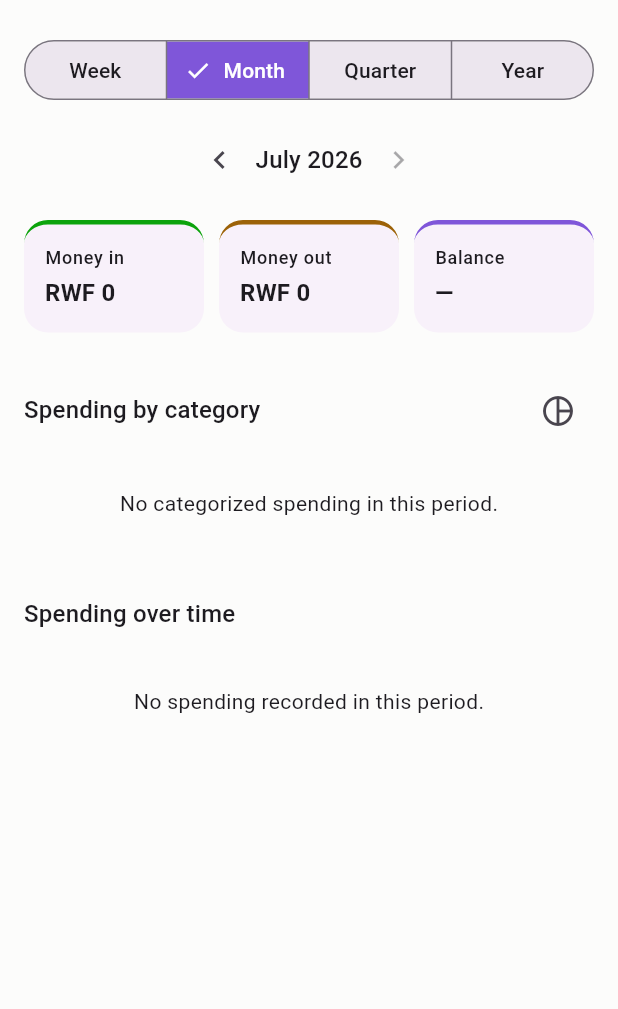
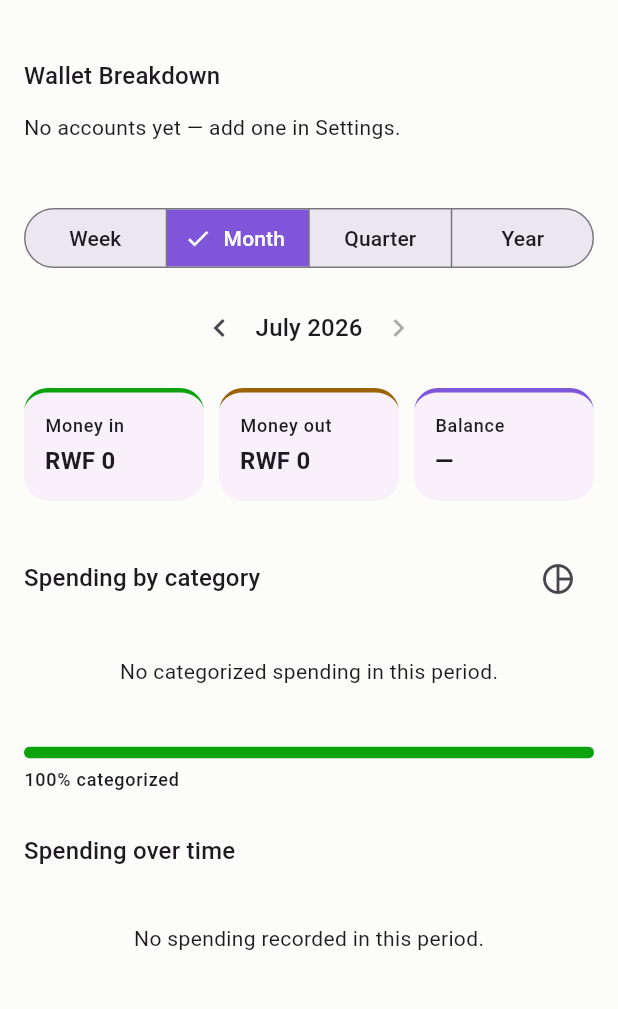
Before and after one commit to Illustre13/menyaKash, a Flutter app: the DashboardScreen screen opened directly with empty values, after a tap on the "bar chart" icon, on a phone screen of 412 x 824 dp, the part 62-1071 px from its top. Run offline on Flutter 3.47's test engine with Material 3 defaults, Android fonts, the phone set to English and light mode, and no system bars; our stand-ins replace drift, drift_flutter, flutter_contacts, local_auth, permission_handler; missing offline and left inert: telephony; accounts and stored records are empty; generated files the repository leaves out were written again.

Commit message:
feat(dashboard): add total balance, wallet breakdown, and categorization progress
Redesign dashboard experience with total balance overview, wallet breakdown, and transaction categorization progress.

Integrate account summaries and analytics-based review tracking to provide users with clearer financial insights and easier access to pending transaction reviews.

```diff
--- a/lib/analytics/analytics_service.dart
+++ b/lib/analytics/analytics_service.dart
@@ -47,6 +47,27 @@ class PeriodComparison {
     if (previous.totalOut == 0) return null;
     return (current.totalOut - previous.totalOut) / previous.totalOut;
   }
+}
+
+/// How much of the transaction history still needs manual review — the
+/// dashboard's "X% categorized / Y need review" indicator (spec Phase
+/// 8), replacing the old plain "All Uncategorized" framing. Counts
+/// transactions, not summed amounts: the spec's own framing describes
+/// a review workload ("how many taps are left"), not a spend-magnitude
+/// metric — one large uncategorized rent payment shouldn't make this
+/// look worse than ten small uncategorized purchases when the actual
+/// task is the same either way.
+class CategorizationRatio {
+  const CategorizationRatio({required this.categorized, required this.total});
+
+  final int categorized;
+  final int total;
+
+  /// 1.0 when there are no transactions at all — an empty ledger has
+  /// nothing left to review, not "0% done".
+  double get ratio => total == 0 ? 1.0 : categorized / total;
+
+  int get needsReviewCount => total - categorized;
 }
 
 const _outboundTypes = {
@@ -239,6 +260,34 @@ class AnalyticsService {
         .toList();
   }
 
+  /// Counts categorized vs. total transactions, scoped to [period] if
+  /// given. Deliberately includes internal-transfer transactions in
+  /// the denominator (unlike [summary]/[spendByCategory]/etc.) — a
+  /// transfer never needs a spending category, but it's still a real
+  /// ledger row, and this metric is about "how much of my data is
+  /// triaged," not "how much did I spend."
+  Future<CategorizationRatio> categorizationRatio({Period? period}) async {
+    final totalQuery = _db.selectOnly(_db.transactions)
+      ..addColumns([_db.transactions.id.count()]);
+    final categorizedQuery = _db.selectOnly(_db.transactions)
+      ..addColumns([_db.transactions.id.count()])
+      ..where(_db.transactions.categoryId.isNotNull());
+
+    if (period != null) {
+      final inPeriod = _db.transactions.timestamp.isBiggerOrEqualValue(period.start) &
+          _db.transactions.timestamp.isSmallerThanValue(period.end);
+      totalQuery.where(inPeriod);
+      categorizedQuery.where(inPeriod);
+    }
+
+    final totalCountExp = _db.transactions.id.count();
+    final total = await totalQuery.map((row) => row.read(totalCountExp)).getSingle();
+    final categorized =
+        await categorizedQuery.map((row) => row.read(totalCountExp)).getSingle();
+
+    return CategorizationRatio(categorized: categorized ?? 0, total: total ?? 0);
+  }
+
   void _applyPeriod(
     SimpleSelectStatement<$TransactionsTable, Transaction> query,
     Period? period,
--- a/lib/main.dart
+++ b/lib/main.dart
@@ -31,7 +31,7 @@ class IMomoApp extends StatelessWidget {
   @override
   Widget build(BuildContext context) {
     return MaterialApp(
-      title: 'i-momo',
+      title: 'Menya Cash',
       theme: AppTheme.light(),
       darkTheme: AppTheme.dark(),
       home: const HomeShell(),
@@ -134,6 +134,7 @@ class _HomeShellState extends State<HomeShell> {
         profileService: _profileService,
         accountsService: _accountsService,
         providerSelectionService: _providerSelectionService,
+        onReviewUncategorized: () => setState(() => _index = 2),
       ),
       PayScreen(
         contactsService: _contactsService,
--- a/lib/main_web.dart
+++ b/lib/main_web.dart
@@ -34,7 +34,7 @@ class IMomoWebDevApp extends StatelessWidget {
   @override
   Widget build(BuildContext context) {
     return MaterialApp(
-      title: 'i-momo (web dev preview)',
+      title: 'Menya Cash (web dev preview)',
       theme: AppTheme.light(),
       darkTheme: AppTheme.dark(),
       home: const WebDevHomeShell(),
@@ -90,6 +90,7 @@ class _WebDevHomeShellState extends State<WebDevHomeShell> {
         profileService: _profileService,
         accountsService: _accountsService,
         providerSelectionService: _providerSelectionService,
+        onReviewUncategorized: () => setState(() => _index = 2),
       ),
       PayScreen(
         contactsService: _contactsService,
@@ -101,7 +102,7 @@ class _WebDevHomeShellState extends State<WebDevHomeShell> {
 
     return Scaffold(
       appBar: AppBar(
-        title: const Text('i-momo — web dev preview'),
+        title: const Text('Menya Cash — web dev preview'),
         backgroundColor: Theme.of(context).colorScheme.errorContainer,
         toolbarHeight: 32,
         titleTextStyle: Theme.of(context).textTheme.labelSmall,
--- /dev/null
+++ b/lib/screens/dashboard/categorization_progress.dart
@@ -0,0 +1,49 @@
+import 'package:flutter/material.dart';
+
+import '../../analytics/analytics_service.dart';
+import '../../theme/app_theme.dart';
+
+/// "X% categorized / Y need review" (spec Phase 8) — replaces the old
+/// plain "All Uncategorized" framing with an actionable progress meter.
+/// Tapping it navigates to [onReview] when there's anything left to
+/// review, turning the metric into an entry point rather than just a
+/// stat.
+class CategorizationProgressBar extends StatelessWidget {
+  const CategorizationProgressBar({
+    super.key,
+    required this.ratio,
+    this.onReview,
+  });
+
+  final CategorizationRatio ratio;
+  final VoidCallback? onReview;
+
+  @override
+  Widget build(BuildContext context) {
+    final needsReview = ratio.needsReviewCount > 0;
+    final scheme = Theme.of(context).colorScheme;
+    final content = Column(
+      crossAxisAlignment: CrossAxisAlignment.start,
+      children: [
+        ClipRRect(
+          borderRadius: BorderRadius.circular(8),
+          child: LinearProgressIndicator(
+            value: ratio.ratio,
+            minHeight: 8,
+            backgroundColor: scheme.surfaceContainerLow,
+            color: AppBrand.statusGood,
+          ),
+        ),
+        const SizedBox(height: 6),
+        Text(
+          '${(ratio.ratio * 100).round()}% categorized'
+          '${needsReview ? ' — ${ratio.needsReviewCount} need review' : ''}',
+          style: Theme.of(context).textTheme.labelMedium,
+        ),
+      ],
+    );
+
+    if (!needsReview || onReview == null) return content;
+    return InkWell(onTap: onReview, borderRadius: BorderRadius.circular(8), child: content);
+  }
+}
--- /dev/null
+++ b/lib/screens/dashboard/overview_card.dart
@@ -0,0 +1,53 @@
+import 'package:flutter/material.dart';
+import 'package:intl/intl.dart';
+
+import '../../accounts/accounts_service.dart';
+
+/// Total balance across every account (spec Phase 8 Overview Card).
+/// Sums only accounts with a known [AccountSummary.currentBalance] —
+/// some providers (Equity, confirmed in docs/SMS_PATTERN_LIBRARY.md)
+/// never report a running balance in their SMS at all, so a null there
+/// means "unknown," not "zero." Silently summing null as 0 would
+/// understate the real total without telling the user; this card
+/// surfaces that gap explicitly instead.
+class OverviewCard extends StatelessWidget {
+  const OverviewCard({super.key, required this.summaries, required this.currency});
+
+  final List<AccountSummary> summaries;
+  final NumberFormat currency;
+
+  @override
+  Widget build(BuildContext context) {
+    if (summaries.isEmpty) return const SizedBox.shrink();
+
+    final total = summaries.fold<double>(0, (sum, s) => sum + (s.currentBalance ?? 0));
+    final hasIncompleteBalance = summaries.any((s) => s.currentBalance == null);
+
+    return Container(
+      width: double.infinity,
+      padding: const EdgeInsets.all(18),
+      decoration: BoxDecoration(
+        color: Theme.of(context).colorScheme.surfaceContainerLow,
+        borderRadius: BorderRadius.circular(18),
+      ),
+      child: Column(
+        crossAxisAlignment: CrossAxisAlignment.start,
+        children: [
+          Text('Total Balance', style: Theme.of(context).textTheme.labelMedium),
+          const SizedBox(height: 6),
+          Text(
+            currency.format(total),
+            style: Theme.of(context).textTheme.headlineMedium?.copyWith(fontWeight: FontWeight.w800),
+          ),
+          if (hasIncompleteBalance) ...[
+            const SizedBox(height: 6),
+            Text(
+              'Some accounts don\'t report a running balance — total may be incomplete.',
+              style: Theme.of(context).textTheme.labelSmall,
+            ),
+          ],
+        ],
+      ),
+    );
+  }
+}
--- /dev/null
+++ b/lib/screens/dashboard/wallet_breakdown.dart
@@ -0,0 +1,52 @@
+import 'package:flutter/material.dart';
+import 'package:intl/intl.dart';
+
+import '../../accounts/accounts_service.dart';
+
+/// Per-account balances (spec Phase 8 Wallet Breakdown, e.g. "MTN MoMo
+/// 200,000", "Equity 800,000"). Wires an existing, already-correct
+/// read-model (`AccountsService.allAccountSummaries`) into the
+/// dashboard for the first time — no new service code needed here.
+class WalletBreakdownList extends StatelessWidget {
+  const WalletBreakdownList({super.key, required this.summaries, required this.currency});
+
+  final List<AccountSummary> summaries;
+  final NumberFormat currency;
+
+  @override
+  Widget build(BuildContext context) {
+    if (summaries.isEmpty) {
+      return Padding(
+        padding: const EdgeInsets.symmetric(vertical: 12),
+        child: Text(
+          'No accounts yet — add one in Settings.',
+          style: Theme.of(context).textTheme.bodyMedium,
+        ),
+      );
+    }
+
+    return Column(
+      children: summaries.map((summary) {
+        final label = summary.account.label.isNotEmpty
+            ? summary.account.label
+            : summary.providerDisplayName;
+        return Padding(
+          padding: const EdgeInsets.symmetric(vertical: 6),
+          child: Row(
+            children: [
+              Expanded(
+                child: Text(label, style: Theme.of(context).textTheme.bodyMedium),
+              ),
+              Text(
+                summary.currentBalance != null
+                    ? currency.format(summary.currentBalance)
+                    : 'Balance unknown',
+                style: Theme.of(context).textTheme.bodyMedium?.copyWith(fontWeight: FontWeight.w600),
+              ),
+            ],
+          ),
+        );
+      }).toList(),
+    );
+  }
+}
--- a/lib/screens/dashboard_screen.dart
+++ b/lib/screens/dashboard_screen.dart
@@ -9,6 +9,9 @@ import '../analytics/period.dart';
 import '../profile/user_profile_service.dart';
 import '../providers/provider_selection_service.dart';
 import '../theme/app_theme.dart';
+import 'dashboard/categorization_progress.dart';
+import 'dashboard/overview_card.dart';
+import 'dashboard/wallet_breakdown.dart';
 import 'profile/profile_screen.dart';
 
 class DashboardScreen extends StatefulWidget {
@@ -18,12 +21,18 @@ class DashboardScreen extends StatefulWidget {
     required this.profileService,
     required this.accountsService,
     required this.providerSelectionService,
+    this.onReviewUncategorized,
   });
 
   final AnalyticsService analytics;
   final UserProfileService profileService;
   final AccountsService accountsService;
   final ProviderSelectionService providerSelectionService;
+
+  /// Called when the categorization-progress indicator is tapped —
+  /// wired by `HomeShell` to switch to the Categorize tab, since
+  /// `DashboardScreen` doesn't own the bottom-nav index itself.
+  final VoidCallback? onReviewUncategorized;
 
   @override
   State<DashboardScreen> createState() => _DashboardScreenState();
@@ -36,6 +45,8 @@ class _DashboardScreenState extends State<DashboardScreen> {
   late Future<PeriodComparison> _comparison;
   late Future<List<CategorySpend>> _byCategory;
   late Future<List<PeriodSpend>> _monthly;
+  late Future<List<AccountSummary>> _accountSummaries;
+  late Future<CategorizationRatio> _categorizationRatio;
 
   @override
   void initState() {
@@ -47,11 +58,15 @@ class _DashboardScreenState extends State<DashboardScreen> {
     _comparison = widget.analytics.summaryWithComparison(_period);
     _byCategory = widget.analytics.spendByCategory(period: _period);
     _monthly = widget.analytics.monthlySpend();
+    // Balances are "now" data, not scoped to _period — wallets don't
+    // reset each week/month/quarter the way spend totals do.
+    _accountSummaries = widget.accountsService.allAccountSummaries();
+    _categorizationRatio = widget.analytics.categorizationRatio(period: _period);
   }
 
   Future<void> _refresh() async {
     setState(_reload);
-    await Future.wait([_comparison, _byCategory, _monthly]);
+    await Future.wait([_comparison, _byCategory, _monthly, _accountSummaries, _categorizationRatio]);
   }
 
   void _setGranularity(PeriodGranularity granularity) {
@@ -105,6 +120,23 @@ class _DashboardScreenState extends State<DashboardScreen> {
         child: ListView(
           padding: const EdgeInsets.fromLTRB(16, 8, 16, 24),
           children: [
+            FutureBuilder<List<AccountSummary>>(
+              future: _accountSummaries,
+              builder: (context, snapshot) {
+                final data = snapshot.data ?? const [];
+                return OverviewCard(summaries: data, currency: currency);
+              },
+            ),
+            const SizedBox(height: 16),
+            Text('Wallet Breakdown', style: Theme.of(context).textTheme.titleMedium),
+            FutureBuilder<List<AccountSummary>>(
+              future: _accountSummaries,
+              builder: (context, snapshot) {
+                final data = snapshot.data ?? const [];
+                return WalletBreakdownList(summaries: data, currency: currency);
+              },
+            ),
+            const SizedBox(height: 28),
             _PeriodGranularitySelector(
               selected: _period.granularity,
               onChanged: _setGranularity,
@@ -145,6 +177,18 @@ class _DashboardScreenState extends State<DashboardScreen> {
                 return _showCategoryAsPie
                     ? _CategoryPieChart(data: data, isDark: isDark, currency: currency)
                     : _CategoryBarChart(data: data, isDark: isDark, currency: currency);
+              },
+            ),
+            const SizedBox(height: 16),
+            FutureBuilder<CategorizationRatio>(
+              future: _categorizationRatio,
+              builder: (context, snapshot) {
+                final ratio = snapshot.data;
+                if (ratio == null) return const SizedBox.shrink();
+                return CategorizationProgressBar(
+                  ratio: ratio,
+                  onReview: widget.onReviewUncategorized,
+                );
               },
             ),
             const SizedBox(height: 28),
```
Also changed, not shown: 1 other file.
